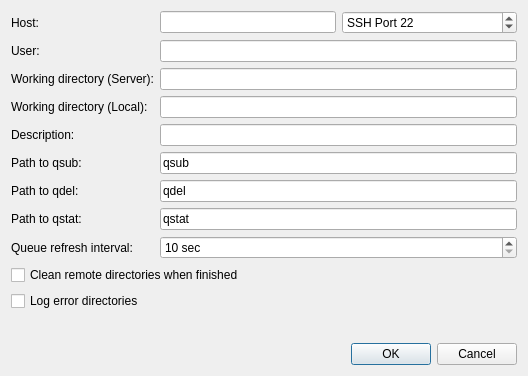
The window that src/globalsearch/queueinterfaces/pbsdialog.ui (xtalopt/XtalOpt) describes before a commit, drawn with Qt 5.
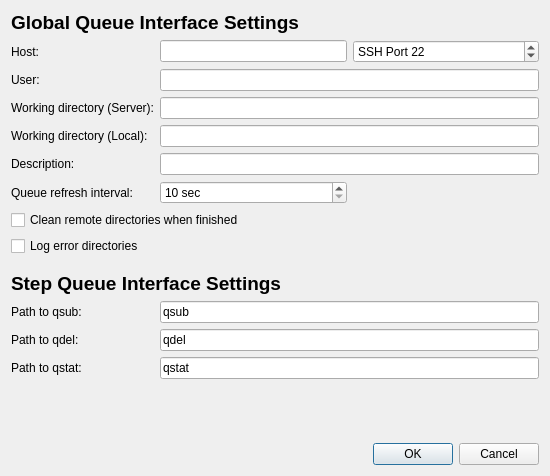
The same window after the commit.

Commit message: Major change: different opts and QIs for steps

Patch:
```diff
--- a/src/globalsearch/queueinterfaces/pbsdialog.ui
+++ b/src/globalsearch/queueinterfaces/pbsdialog.ui
@@ -6,8 +6,8 @@
    <rect>
     <x>0</x>
     <y>0</y>
-    <width>528</width>
-    <height>376</height>
+    <width>550</width>
+    <height>476</height>
    </rect>
   </property>
   <property name="sizePolicy">
@@ -20,7 +20,14 @@
    <string>PBS Queue Configuration</string>
   </property>
   <layout class="QGridLayout" name="gridLayout">
-   <item row="0" column="0">
+   <item row="0" column="0" colspan="4">
+    <widget class="QLabel" name="label_3">
+     <property name="text">
+      <string>&lt;html&gt;&lt;head/&gt;&lt;body&gt;&lt;p&gt;&lt;span style=&quot; font-size:14pt; font-weight:600;&quot;&gt;Global Queue Interface Settings&lt;/span&gt;&lt;/p&gt;&lt;/body&gt;&lt;/html&gt;</string>
+     </property>
+    </widget>
+   </item>
+   <item row="1" column="0">
     <widget class="QLabel" name="label_18">
      <property name="sizePolicy">
       <sizepolicy hsizetype="Maximum" vsizetype="Preferred">
@@ -36,14 +43,14 @@
      </property>
     </widget>
    </item>
-   <item row="0" column="2">
+   <item row="1" column="2">
     <widget class="QLineEdit" name="edit_host">
      <property name="toolTip">
       <string>Address of host. Can use IP or host name.</string>
      </property>
     </widget>
    </item>
-   <item row="0" column="3">
+   <item row="1" column="3">
     <widget class="QSpinBox" name="spin_port">
      <property name="prefix">
       <string>SSH Port </string>
@@ -56,7 +63,7 @@
      </property>
     </widget>
    </item>
-   <item row="1" column="0">
+   <item row="2" column="0">
     <widget class="QLabel" name="label_19">
      <property name="sizePolicy">
       <sizepolicy hsizetype="Maximum" vsizetype="Preferred">
@@ -72,14 +79,21 @@
      </property>
     </widget>
    </item>
-   <item row="1" column="2" colspan="2">
+   <item row="2" column="2" colspan="2">
     <widget class="QLineEdit" name="edit_username">
      <property name="toolTip">
       <string>Username on above host.</string>
      </property>
     </widget>
    </item>
-   <item row="2" column="0" colspan="2">
+   <item row="3" column="2" colspan="2">
+    <widget class="QLineEdit" name="edit_rempath">
+     <property name="toolTip">
+      <string>Path on remote host to use during optimizations. Do not use wildcard characters or BASH-specific characters (e.g. '~' in place of /home/user).</string>
+     </property>
+    </widget>
+   </item>
+   <item row="3" column="0" colspan="2">
     <widget class="QLabel" name="label_20">
      <property name="sizePolicy">
       <sizepolicy hsizetype="Maximum" vsizetype="Preferred">
@@ -95,14 +109,14 @@
      </property>
     </widget>
    </item>
-   <item row="2" column="2" colspan="2">
-    <widget class="QLineEdit" name="edit_rempath">
+   <item row="4" column="2" colspan="2">
+    <widget class="QLineEdit" name="edit_locpath">
      <property name="toolTip">
       <string>Path on remote host to use during optimizations. Do not use wildcard characters or BASH-specific characters (e.g. '~' in place of /home/user).</string>
      </property>
     </widget>
    </item>
-   <item row="3" column="0">
+   <item row="4" column="0">
     <widget class="QLabel" name="label_21">
      <property name="sizePolicy">
       <sizepolicy hsizetype="Maximum" vsizetype="Preferred">
@@ -118,14 +132,7 @@
      </property>
     </widget>
    </item>
-   <item row="3" column="2" colspan="2">
-    <widget class="QLineEdit" name="edit_locpath">
-     <property name="toolTip">
-      <string>Local path to store files</string>
-     </property>
-    </widget>
-   </item>
-   <item row="5" column="0">
+   <item row="11" column="0">
     <widget class="QLabel" name="label_launch">
      <property name="sizePolicy">
       <sizepolicy hsizetype="Maximum" vsizetype="Preferred">
@@ -144,7 +151,7 @@
      </property>
     </widget>
    </item>
-   <item row="5" column="2" colspan="2">
+   <item row="11" column="2" colspan="2">
     <widget class="QLineEdit" name="edit_qsub">
      <property name="toolTip">
       <string>Command used to submit jobs to the PBS queue. Usually qsub.</string>
@@ -154,7 +161,7 @@
      </property>
     </widget>
    </item>
-   <item row="6" column="0">
+   <item row="12" column="0">
     <widget class="QLabel" name="label_qdel">
      <property name="sizePolicy">
       <sizepolicy hsizetype="Maximum" vsizetype="Preferred">
@@ -173,7 +180,7 @@
      </property>
     </widget>
    </item>
-   <item row="7" column="2" colspan="2">
+   <item row="13" column="2" colspan="2">
     <widget class="QLineEdit" name="edit_qstat">
      <property name="toolTip">
       <string>Command used to check the PBS queue. Use qstat.</string>
@@ -183,7 +190,7 @@
      </property>
     </widget>
    </item>
-   <item row="7" column="0">
+   <item row="13" column="0">
     <widget class="QLabel" name="label_check">
      <property name="sizePolicy">
       <sizepolicy hsizetype="Maximum" vsizetype="Preferred">
@@ -202,7 +209,14 @@
      </property>
     </widget>
    </item>
-   <item row="6" column="2" colspan="2">
+   <item row="5" column="2" colspan="2">
+    <widget class="QLineEdit" name="edit_description">
+     <property name="toolTip">
+      <string>Short description of optimization (used as %description% template keyword in input templates).</string>
+     </property>
+    </widget>
+   </item>
+   <item row="12" column="2" colspan="2">
     <widget class="QLineEdit" name="edit_qdel">
      <property name="toolTip">
       <string>Command used to delete jobs from the queue. Usually qdel.</string>
@@ -212,7 +226,7 @@
      </property>
     </widget>
    </item>
-   <item row="4" column="0">
+   <item row="5" column="0">
     <widget class="QLabel" name="label">
      <property name="text">
       <string>Description:</string>
@@ -222,14 +236,7 @@
      </property>
     </widget>
    </item>
-   <item row="4" column="2" colspan="2">
-    <widget class="QLineEdit" name="edit_description">
-     <property name="toolTip">
-      <string>Short description of optimization (used as %description% template keyword in input templates).</string>
-     </property>
-    </widget>
-   </item>
-   <item row="13" column="3">
+   <item row="19" column="3">
     <widget class="QDialogButtonBox" name="buttonBox">
      <property name="orientation">
       <enum>Qt::Horizontal</enum>
@@ -239,7 +246,7 @@
      </property>
     </widget>
    </item>
-   <item row="11" column="3">
+   <item row="17" column="3">
     <spacer name="verticalSpacer">
      <property name="orientation">
       <enum>Qt::Vertical</enum>
@@ -252,7 +259,7 @@
      </property>
     </spacer>
    </item>
-   <item row="8" column="0">
+   <item row="6" column="0">
     <widget class="QLabel" name="label_2">
      <property name="text">
       <string>Queue refresh interval:</string>
@@ -262,7 +269,7 @@
      </property>
     </widget>
    </item>
-   <item row="8" column="2" colspan="2">
+   <item row="6" column="2">
     <widget class="QSpinBox" name="spin_interval">
      <property name="suffix">
       <string> sec</string>
@@ -275,14 +282,14 @@
      </property>
     </widget>
    </item>
-   <item row="9" column="0" colspan="4">
+   <item row="7" column="0" colspan="4">
     <widget class="QCheckBox" name="cb_cleanRemoteOnStop">
      <property name="text">
       <string>Clean remote directories when finished</string>
      </property>
     </widget>
    </item>
-   <item row="10" column="0">
+   <item row="8" column="0">
     <widget class="QCheckBox" name="cb_logErrorDirs">
      <property name="toolTip">
       <string>&lt;html&gt;&lt;head/&gt;&lt;body&gt;&lt;p&gt;Leaves a copy of a directory in which an error occurred in &amp;lt;local_path&amp;gt;/errorDirs.&lt;/p&gt;&lt;p&gt;This can help when figuring out why an xtal fails when submitted.&lt;/p&gt;&lt;p&gt;Only keeps one copy for each xtal directory (so if an error occurred in 00001x00001 twice, the first error directory would have been overwritten by the second)&lt;/p&gt;&lt;/body&gt;&lt;/html&gt;</string>
@@ -292,6 +299,29 @@
      </property>
     </widget>
    </item>
+   <item row="10" column="0" colspan="4">
+    <widget class="QLabel" name="label_4">
+     <property name="text">
+      <string>&lt;html&gt;&lt;head/&gt;&lt;body&gt;&lt;p&gt;&lt;span style=&quot; font-size:14pt; font-weight:600;&quot;&gt;Step Queue Interface Settings&lt;/span&gt;&lt;/p&gt;&lt;/body&gt;&lt;/html&gt;</string>
+     </property>
+    </widget>
+   </item>
+   <item row="9" column="0">
+    <spacer name="verticalSpacer_2">
+     <property name="orientation">
+      <enum>Qt::Vertical</enum>
+     </property>
+     <property name="sizeType">
+      <enum>QSizePolicy::Minimum</enum>
+     </property>
+     <property name="sizeHint" stdset="0">
+      <size>
+       <width>10</width>
+       <height>10</height>
+      </size>
+     </property>
+    </spacer>
+   </item>
   </layout>
  </widget>
  <tabstops>
```
Left out of the diff: 3 changed lines with no effect on the pictures. The commit also changes 55 other files.
